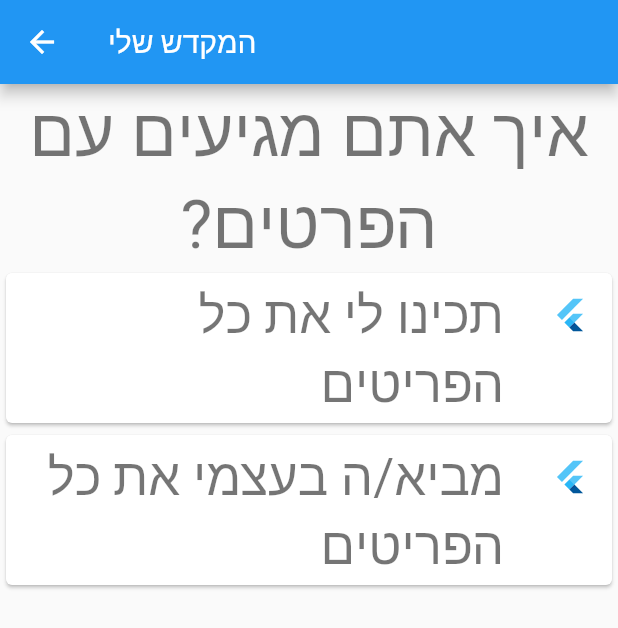
After one commit to puzolabs/hamikdash-frontend, a Flutter app: the ComingOptionsPage screen opened directly, on a phone screen of 412 x 824 dp. The commit adds this screen. Shown: the top 628 px of the screen. Run offline on Flutter 3.47's test engine with Material 2 defaults, Android fonts, the phone set to English and light mode, and no system bars.

Commit message:
added coming options page

```diff
--- a/hamikdash_sheli/lib/korban.dart
+++ b/hamikdash_sheli/lib/korban.dart
@@ -112,3 +112,17 @@ class KorbanCasesFactory
     return [case1, case2, case3];
   }
 }
+
+enum ComingOption
+{
+  prepareAllForMe,
+  bringingAllWithMe,
+}
+
+class Order
+{
+  List<Korban>? korbans;
+  ComingOption comingOption = ComingOption.prepareAllForMe;
+}
+
+Order currentOrder = Order();
--- /dev/null
+++ b/hamikdash_sheli/lib/pages/coming_options_page.dart
@@ -0,0 +1,64 @@
+
+
+
+import 'package:flutter/material.dart';
+import 'package:hamikdash_sheli/korban.dart';
+
+class ComingOptionsPage extends StatelessWidget {
+  const ComingOptionsPage({
+    super.key,
+  });
+
+
+
+  @override
+  Widget build(BuildContext context) {
+    return Scaffold(
+      appBar: AppBar(
+        title: const Directionality(
+          textDirection: TextDirection.rtl,
+          child:Text("המקדש שלי"),
+        ),
+      ),
+      body: Directionality(
+        textDirection: TextDirection.rtl,
+        child: Center(
+          child: Column(
+            mainAxisAlignment: MainAxisAlignment.start,
+            children: [
+              Text(
+                "איך אתם מגיעים עם הפרטים?",
+                style: Theme.of(context).textTheme.headline3,
+                textAlign: TextAlign.center,
+              ),
+              Card(
+                child: ListTile(
+                  leading: const FlutterLogo(),
+                  title: Text(
+                    "תכינו לי את כל הפריטים",
+                    style: Theme.of(context).textTheme.headline4,
+                  ),
+                  onTap: () {
+                    currentOrder.comingOption = ComingOption.prepareAllForMe;
+                  },
+                )
+              ),
+              Card(
+                child: ListTile(
+                  leading: const FlutterLogo(),
+                  title: Text(
+                    "מביא/ה בעצמי את כל הפריטים",
+                    style: Theme.of(context).textTheme.headline4,
+                  ),
+                  onTap: () {
+                    currentOrder.comingOption = ComingOption.bringingAllWithMe;
+                  },
+                ),
+              ),
+            ]
+          ),
+        ),
+      )
+    );
+  }
+}
--- a/todo.txt
+++ b/todo.txt
@@ -1,6 +1,7 @@
 מה לעשות עם מצורע שצריך שני תורים אחד בלי קורבן ואחד עם
 איך לקבוע תורים לבדיקת מומים
-
+replace korbanot with korbans
+extract home page to dedicated file
 
 צד שרת
 צריך לשמור מקום לקורבנות הכהן הגדול מנחת חביתין והתמידים
```
Also changed, not shown: hamikdash_sheli/lib/pages/korban_case_page.dart (+22 -0 lines), hamikdash_sheli/lib/widgets/korbans_option_widget.dart (+16 -1 lines).
